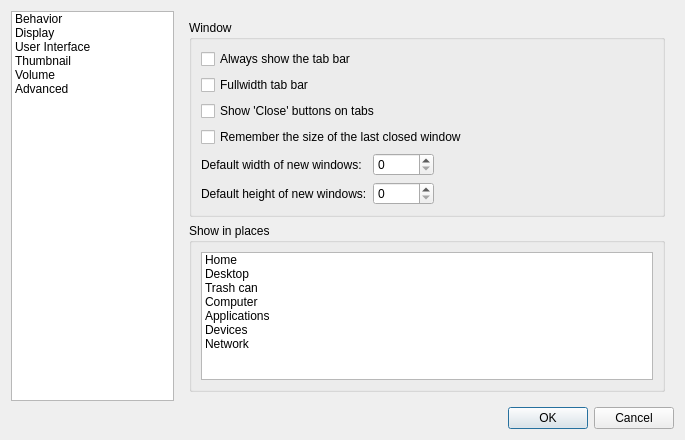
Qt form pcmanfm/preferences.ui (lxqt/pcmanfm-qt) before a commit.
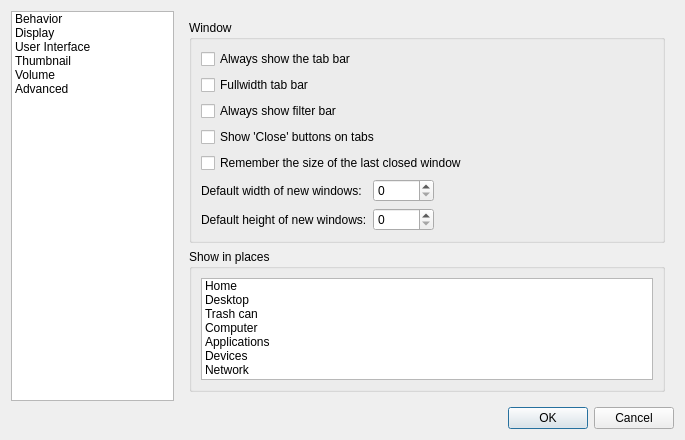
The same form after that commit. The open tabs and pages were chosen to show the change. Icons and pictures are not drawn.

Commit message: Auto-hide the filter bar and rework visibility settings

```diff
--- a/pcmanfm/preferences.ui
+++ b/pcmanfm/preferences.ui
@@ -481,48 +481,61 @@
               </property>
              </widget>
             </item>
-            <item row="2" column="0" colspan="2">
+            <item row="3" column="0" colspan="2">
              <widget class="QCheckBox" name="showTabClose">
               <property name="text">
                <string>Show 'Close' buttons on tabs	</string>
               </property>
              </widget>
             </item>
-            <item row="3" column="0" colspan="2">
+            <item row="4" column="0" colspan="2">
              <widget class="QCheckBox" name="rememberWindowSize">
               <property name="text">
                <string>Remember the size of the last closed window</string>
               </property>
              </widget>
             </item>
-            <item row="4" column="0">
+            <item row="5" column="0">
              <widget class="QLabel" name="label_12">
               <property name="text">
                <string>Default width of new windows:</string>
               </property>
              </widget>
             </item>
-            <item row="4" column="1">
+            <item row="5" column="1">
              <widget class="QSpinBox" name="fixedWindowWidth">
               <property name="maximum">
                <number>32768</number>
               </property>
              </widget>
             </item>
-            <item row="5" column="0">
+            <item row="6" column="0">
              <widget class="QLabel" name="label_13">
               <property name="text">
                <string>Default height of new windows:</string>
               </property>
              </widget>
             </item>
-            <item row="5" column="1">
+            <item row="6" column="1">
              <widget class="QSpinBox" name="fixedWindowHeight">
               <property name="maximum">
                <number>32768</number>
               </property>
              </widget>
             </item>
+            <item row="2" column="0" colspan="2">
+             <widget class="QCheckBox" name="alwaysShowFilter">
+              <property name="sizePolicy">
+               <sizepolicy hsizetype="Minimum" vsizetype="Fixed">
+                <horstretch>0</horstretch>
+                <verstretch>0</verstretch>
+               </sizepolicy>
+              </property>
+              <property name="text">
+               <string>Always show filter bar</string>
+              </property>
+             </widget>
+            </item>
            </layout>
           </widget>
          </item>
```
The commit also changes 6 other files.
